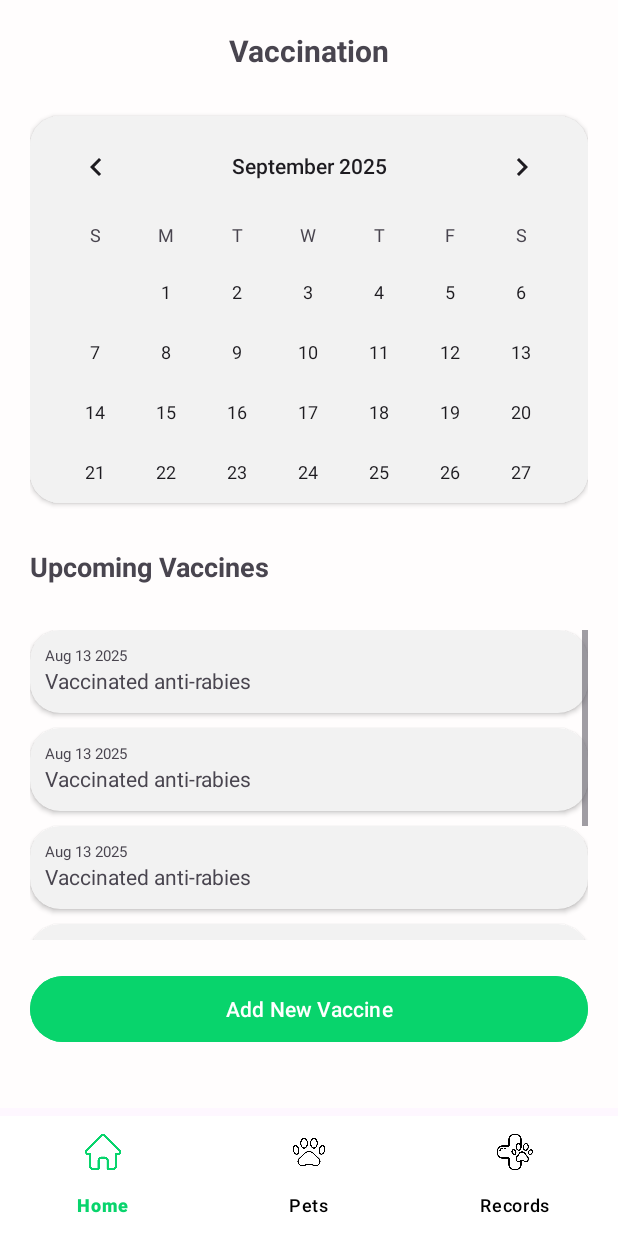
After one commit to kurtsanor/PetTrackr, an Android app: the fragment VaccinationFragment placed in its activity, on a phone screen of 412 x 824 dp. The commit adds this screen. Run offline under Robolectric (Android 15) with nearby library versions, the phone set to English and light mode, and no system bars; libraries missing offline, so code that uses them is left out: com.github.mikephil.charting; 4 statements that could not run were skipped.

Commit message:
feat: implement Pet Vaccines page

```diff
--- a/app/build.gradle.kts
+++ b/app/build.gradle.kts
@@ -51,5 +51,4 @@ dependencies {
     androidTestImplementation(libs.androidx.junit)
     androidTestImplementation(libs.androidx.espresso.core)
     implementation(libs.mpandroidchart)
-
 }
--- a/app/src/main/java/com/example/tracker/PetProfileFragment.kt
+++ b/app/src/main/java/com/example/tracker/PetProfileFragment.kt
@@ -17,6 +17,18 @@ class PetProfileFragment : Fragment() {
         return inflater.inflate(R.layout.fragment_pet_profile, container, false)
     }
 
+    override fun onViewCreated(view: View, savedInstanceState: Bundle?) {
+        super.onViewCreated(view, savedInstanceState)
+
+        val petDetailsBtn = view.findViewById< Button>(R.id.buttonVaccination)
+        petDetailsBtn.setOnClickListener {
+            parentFragmentManager.beginTransaction()
+                .replace(R.id.fragmentContainerView2, VaccinationFragment())
+                .addToBackStack(null)
+                .commit()
+        }
+    }
+
 
 
 }
--- /dev/null
+++ b/app/src/main/java/com/example/tracker/VaccinationFragment.kt
@@ -0,0 +1,21 @@
+package com.example.tracker
+
+import android.os.Bundle
+import androidx.fragment.app.Fragment
+import android.view.LayoutInflater
+import android.view.View
+import android.view.ViewGroup
+
+class VaccinationFragment : Fragment() {
+
+    override fun onCreateView(
+        inflater: LayoutInflater, container: ViewGroup?,
+        savedInstanceState: Bundle?
+    ): View? {
+        // Inflate the layout for this fragment
+        return inflater.inflate(R.layout.fragment_vaccination, container, false)
+    }
+
+
+
+}
--- a/app/src/main/res/layout/fragment_pet_profile.xml
+++ b/app/src/main/res/layout/fragment_pet_profile.xml
@@ -103,6 +103,7 @@
                 app:layout_columnWeight="1"
                 app:strokeColor="#C3C3C3" />
             <Button
+                android:id="@+id/buttonVaccination"
                 style="@style/Widget.Material3.ExtendedFloatingActionButton.Icon.Surface"
                 android:layout_width="0dp"
                 android:layout_height="wrap_content"
@@ -189,6 +190,7 @@
                     android:textSize="14sp" />
             </LinearLayout>
         </androidx.cardview.widget.CardView>
+
         <androidx.cardview.widget.CardView
             android:layout_width="match_parent"
             android:layout_height="0dp"
--- /dev/null
+++ b/app/src/main/res/layout/fragment_vaccination.xml
@@ -0,0 +1,208 @@
+<?xml version="1.0" encoding="utf-8"?>
+<FrameLayout xmlns:android="http://schemas.android.com/apk/res/android"
+    xmlns:tools="http://schemas.android.com/tools"
+    android:layout_width="match_parent"
+    android:layout_height="match_parent"
+    xmlns:app="http://schemas.android.com/apk/res-auto"
+    tools:context=".VaccinationFragment">
+
+    <!-- TODO: Update blank fragment layout -->
+    <LinearLayout
+        android:layout_width="match_parent"
+        android:layout_height="match_parent"
+        android:background="#FFFDFD"
+        android:orientation="vertical"
+        android:padding="20dp">
+
+        <TextView
+            android:id="@+id/textView2"
+            android:layout_width="match_parent"
+            android:layout_height="wrap_content"
+            android:textStyle="bold"
+            android:text="Vaccination"
+            android:textSize="20sp"
+            android:layout_marginBottom="30dp"
+            android:textAlignment="center"/>
+
+        <androidx.cardview.widget.CardView
+            android:layout_width="match_parent"
+            android:layout_height="0dp"
+            android:layout_weight="5"
+            app:cardCornerRadius="20dp">
+
+            <CalendarView
+                android:id="@+id/calendarView"
+                android:layout_width="match_parent"
+                android:layout_height="match_parent"
+                android:background="#F2F2F2"
+                />
+
+
+        </androidx.cardview.widget.CardView>
+
+
+
+        <TextView
+            android:id="@+id/textViewUpcomingVaccines"
+            android:layout_width="match_parent"
+            android:layout_height="wrap_content"
+            android:textStyle="bold"
+            android:text="Upcoming Vaccines"
+            android:textSize="18sp"
+            android:layout_marginBottom="30dp"
+            android:layout_marginTop="30dp"/>
+
+        <ScrollView
+            android:layout_width="match_parent"
+            android:layout_height="0dp"
+            android:layout_weight="4">
+
+            <LinearLayout
+                android:layout_width="match_parent"
+                android:layout_height="wrap_content"
+                android:orientation="vertical">
+
+                <androidx.cardview.widget.CardView
+                    android:layout_width="match_parent"
+                    android:layout_height="55dp"
+                    android:layout_marginBottom="10dp"
+                    app:cardBackgroundColor="#F2F2F2"
+                    app:cardCornerRadius="20dp"
+                    app:contentPadding="10dp">
+                    <LinearLayout
+                        android:layout_width="match_parent"
+                        android:layout_height="wrap_content"
+                        android:orientation="vertical">
+                        <TextView
+                            android:layout_width="match_parent"
+                            android:layout_height="wrap_content"
+                            android:text="Aug 13 2025"
+                            android:textSize="10sp" />
+                        <TextView
+                            android:layout_width="match_parent"
+                            android:layout_height="wrap_content"
+                            android:text="Vaccinated anti-rabies"
+                            android:textSize="14sp" />
+                    </LinearLayout>
+                </androidx.cardview.widget.CardView>
+
+                <androidx.cardview.widget.CardView
+                    android:layout_width="match_parent"
+                    android:layout_height="55dp"
+                    android:layout_marginBottom="10dp"
+                    app:cardBackgroundColor="#F2F2F2"
+                    app:cardCornerRadius="20dp"
+                    app:contentPadding="10dp">
+                    <LinearLayout
+                        android:layout_width="match_parent"
+                        android:layout_height="wrap_content"
+                        android:orientation="vertical">
+                        <TextView
+                            android:layout_width="match_parent"
+                            android:layout_height="wrap_content"
+                            android:text="Aug 13 2025"
+                            android:textSize="10sp" />
+                        <TextView
+                            android:layout_width="match_parent"
+                            android:layout_height="wrap_content"
+                            android:text="Vaccinated anti-rabies"
+                            android:textSize="14sp" />
+                    </LinearLayout>
+                </androidx.cardview.widget.CardView>
+
+                <androidx.cardview.widget.CardView
+                    android:layout_width="match_parent"
+                    android:layout_height="55dp"
+                    android:layout_marginBottom="10dp"
+                    app:cardBackgroundColor="#F2F2F2"
+                    app:cardCornerRadius="20dp"
+                    app:contentPadding="10dp">
+                    <LinearLayout
+                        android:layout_width="match_parent"
+                        android:layout_height="wrap_content"
+                        android:orientation="vertical">
+                        <TextView
+                            android:layout_width="match_parent"
+                            android:layout_height="wrap_content"
+                            android:text="Aug 13 2025"
+                            android:textSize="10sp" />
+                        <TextView
+                            android:layout_width="match_parent"
+                            android:layout_height="wrap_content"
+                            android:text="Vaccinated anti-rabies"
+                            android:textSize="14sp" />
+                    </LinearLayout>
+                </androidx.cardview.widget.CardView>
+
+                <androidx.cardview.widget.CardView
+                    android:layout_width="match_parent"
+                    android:layout_height="55dp"
+                    android:layout_marginBottom="10dp"
+                    app:cardBackgroundColor="#F2F2F2"
+                    app:cardCornerRadius="20dp"
+                    app:contentPadding="10dp">
+                    <LinearLayout
+                        android:layout_width="match_parent"
+                        android:layout_height="wrap_content"
+                        android:orientation="vertical">
+                        <TextView
+                            android:layout_width="match_parent"
+                            android:layout_height="wrap_content"
+                            android:text="Aug 13 2025"
+                            android:textSize="10sp" />
+                        <TextView
+                            android:layout_width="match_parent"
+                            android:layout_height="wrap_content"
+                            android:text="Vaccinated anti-rabies"
+                            android:textSize="14sp" />
+                    </LinearLayout>
+                </androidx.cardview.widget.CardView>
+
+                <androidx.cardview.widget.CardView
+                    android:layout_width="match_parent"
+                    android:layout_height="55dp"
+                    android:layout_marginBottom="10dp"
+                    app:cardBackgroundColor="#F2F2F2"
+                    app:cardCornerRadius="20dp"
+                    app:contentPadding="10dp">
+                    <LinearLayout
+                        android:layout_width="match_parent"
+                        android:layout_height="wrap_content"
+                        android:orientation="vertical">
+                        <TextView
+                            android:layout_width="match_parent"
+                            android:layout_height="wrap_content"
+                            android:text="Vaccine"
+                            android:textSize="10sp" />
+                        <TextView
+                            android:layout_width="match_parent"
+                            android:layout_height="wrap_content"
+                            android:text="Vaccinated anti-rabies"
+                            android:textSize="14sp" />
+                    </LinearLayout>
+                </androidx.cardview.widget.CardView>
+
+
+            </LinearLayout>
+        </ScrollView>
+
+        <Button
+            style="@style/Widget.Material3.Button"
+            android:id="@+id/buttonAdd"
+            android:layout_width="match_parent"
+            android:layout_height="0dp"
+            android:layout_weight="1"
+            android:text="Add New Vaccine"
+            android:layout_marginBottom="20dp"
+            android:layout_marginTop="20dp"
+            android:backgroundTint="#08d46c"
+            />
+
+
+
+
+
+
+    </LinearLayout>
+
+</FrameLayout>
--- /dev/null
+++ b/app/src/main/res/values/styles.xml
@@ -0,0 +1,4 @@
+<?xml version="1.0" encoding="utf-8"?>
+<resources>
+
+</resources>
--- a/gradle/libs.versions.toml
+++ b/gradle/libs.versions.toml
@@ -10,6 +10,7 @@ material = "1.12.0"
 activity = "1.10.1"
 constraintlayout = "2.2.1"
 fragment = "1.8.9"
+materialCalendarview = "2.0.1"
 mpandroidchart = "3.1.0"
 cardview = "1.0.0"
 gridlayout = "1.1.0"
@@ -24,6 +25,7 @@ material = { group = "com.google.android.material", name = "material", version.r
 androidx-activity = { group = "androidx.activity", name = "activity", version.ref = "activity" }
 androidx-constraintlayout = { group = "androidx.constraintlayout", name = "constraintlayout", version.ref = "constraintlayout" }
 androidx-fragment = { group = "androidx.fragment", name = "fragment", version.ref = "fragment" }
+material-calendarview = { module = "com.prolificinteractive:material-calendarview", version.ref = "materialCalendarview" }
 mpandroidchart = { module = "com.github.PhilJay:MPAndroidChart", version.ref = "mpandroidchart" }
 androidx-cardview = { group = "androidx.cardview", name = "cardview", version.ref = "cardview" }
 androidx-gridlayout = { group = "androidx.gridlayout", name = "gridlayout", version.ref = "gridlayout" }
```
